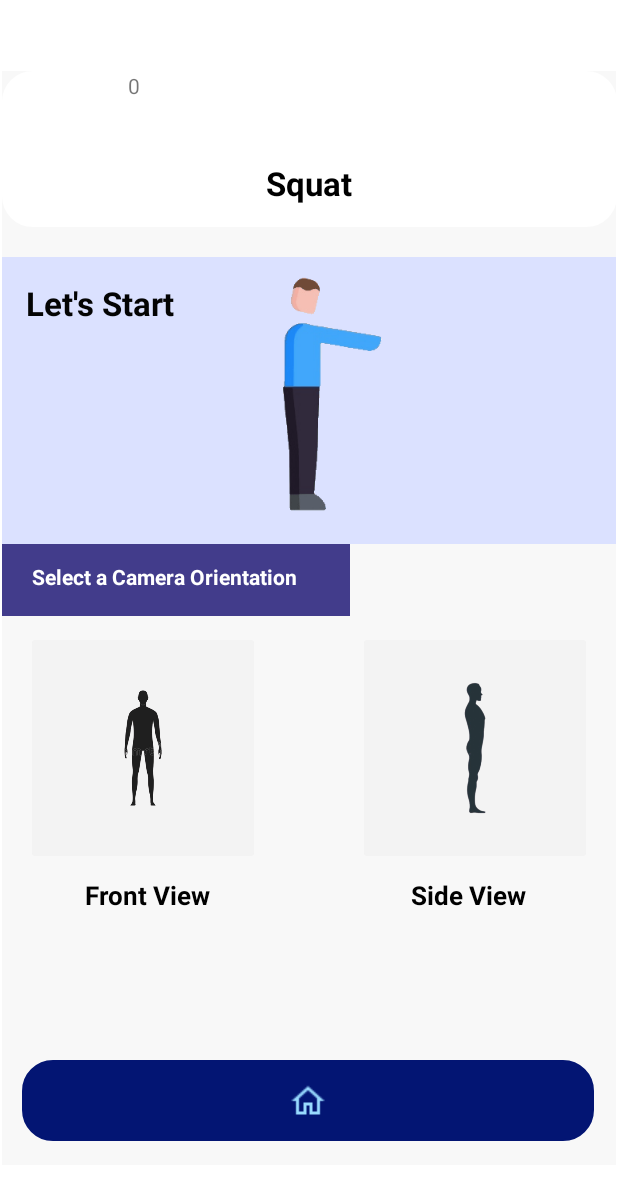
After one commit to Hrishikesh885/Rep.io, an Android app: the layout squat_view.xml on its own in the app's theme, with its tools: preview values and no code run, on a phone screen of 412 x 824 dp. The commit adds this screen. Shown: the top 1180 px of the screen. Run offline under Robolectric (Android 15) with nearby library versions, the phone set to English and light mode, and no system bars.

Commit message:
added squatview xml  inserted the squat gif

```diff
--- a/pose_landmarker/android/app/src/main/java/com/google/mediapipe/examples/poselandmarker/ViewSelection.java
+++ b/pose_landmarker/android/app/src/main/java/com/google/mediapipe/examples/poselandmarker/ViewSelection.java
@@ -19,7 +19,11 @@ public class ViewSelection extends AppCompatActivity {
     @Override
     protected void onCreate(Bundle savedInstanceState) {
         super.onCreate(savedInstanceState);
-        setContentView(R.layout.activity_view_selection);
+        if (MainActivity.getexcerise_selection()==1)
+            setContentView(R.layout.activity_view_selection);
+        else if (MainActivity.getexcerise_selection()==2)
+            setContentView(R.layout.squat_view);
+
         OurText= findViewById(R.id.View_selection_var) ;
 
     }
--- /dev/null
+++ b/pose_landmarker/android/app/src/main/res/layout/squat_view.xml
@@ -0,0 +1,188 @@
+<?xml version="1.0" encoding="utf-8"?>
+<androidx.constraintlayout.widget.ConstraintLayout xmlns:android="http://schemas.android.com/apk/res/android"
+    xmlns:app="http://schemas.android.com/apk/res-auto"
+    xmlns:tools="http://schemas.android.com/tools"
+    android:layout_width="match_parent"
+    android:layout_height="match_parent"
+    android:onClick="Home"
+    tools:context=".ViewSelection">
+
+    <androidx.constraintlayout.widget.ConstraintLayout
+        android:id="@+id/constraintLayout2"
+        android:layout_width="409dp"
+        android:layout_height="729dp"
+        android:background="#F8F8F8"
+        app:layout_constraintBottom_toBottomOf="parent"
+        app:layout_constraintEnd_toEndOf="parent"
+        app:layout_constraintStart_toStartOf="parent"
+        app:layout_constraintTop_toTopOf="parent">
+
+        <androidx.appcompat.widget.Toolbar
+            android:id="@+id/toolbar2"
+            android:layout_width="410dp"
+            android:layout_height="104dp"
+            android:background="@drawable/mypanel"
+            android:minHeight="?attr/actionBarSize"
+            android:theme="?attr/actionBarTheme"
+            tools:ignore="MissingConstraints"
+            tools:layout_editor_absoluteX="1dp"
+            tools:layout_editor_absoluteY="2dp" />
+
+        <ImageButton
+            android:id="@+id/potrait_btn"
+            android:layout_width="156dp"
+            android:layout_height="156dp"
+            android:layout_marginStart="16dp"
+            android:layout_marginBottom="200dp"
+            android:backgroundTint="#33D9D9D9"
+            android:contentDescription="@string/app_name"
+            android:onClick="FrontView"
+            android:scaleType="fitCenter"
+            app:layout_constraintBottom_toBottomOf="parent"
+            app:layout_constraintStart_toStartOf="parent"
+            app:srcCompat="@drawable/front_view_male_human_body_silhouette_223118956_removebg_preview" />
+
+        <ImageButton
+            android:id="@+id/imageButton4"
+            android:layout_width="156dp"
+            android:layout_height="156dp"
+            android:layout_marginEnd="16dp"
+            android:layout_marginBottom="200dp"
+            android:backgroundTint="#33D9D9D9"
+            android:contentDescription="@string/app_name"
+            android:cropToPadding="false"
+            android:onClick="SideView"
+            android:scaleType="fitXY"
+            app:layout_constraintBottom_toBottomOf="parent"
+            app:layout_constraintEnd_toEndOf="parent"
+            app:srcCompat="@drawable/_0164bf0_6397_4795_abee_c4cb6461efcc_removebg_preview" />
+
+        <TextView
+            android:id="@+id/View_selection_var"
+            android:layout_width="wrap_content"
+            android:layout_height="wrap_content"
+            android:layout_marginStart="84dp"
+            android:text="0"
+            android:textSize="14sp"
+            app:layout_constraintStart_toStartOf="parent"
+            app:layout_constraintTop_toTopOf="parent" />
+
+        <TextView
+            android:id="@+id/textView"
+            android:layout_width="wrap_content"
+            android:layout_height="wrap_content"
+            android:layout_marginTop="60dp"
+            android:text="@string/squat"
+            android:textColor="#000000"
+            android:textSize="22sp"
+            android:textStyle="bold"
+            app:layout_constraintEnd_toEndOf="parent"
+            app:layout_constraintStart_toStartOf="parent"
+            app:layout_constraintTop_toTopOf="@+id/toolbar2" />
+
+        <pl.droidsonroids.gif.GifImageView
+            android:id="@+id/imageView"
+            android:layout_width="414dp"
+            android:layout_height="191dp"
+            android:layout_marginTop="124dp"
+            android:background="#DBE1FF"
+            android:src="@drawable/com_video_to_gif_2_unscreen"
+            app:layout_constraintEnd_toEndOf="parent"
+            app:layout_constraintTop_toTopOf="parent" />
+
+        <!--        <ImageView-->
+        <!--            android:id="@+id/imageView"-->
+        <!--            android:layout_width="414dp"-->
+        <!--            android:layout_height="191dp"-->
+        <!--            android:layout_marginTop="124dp"-->
+        <!--            android:background="#DBE1FF"-->
+        <!--            app:layout_constraintEnd_toEndOf="parent"-->
+        <!--            app:layout_constraintTop_toTopOf="parent"-->
+        <!--            app:srcCompat="@drawable/wired_flat_1764_pushups" />-->
+
+        <TextView
+            android:id="@+id/textView4"
+            android:layout_width="wrap_content"
+            android:layout_height="wrap_content"
+            android:layout_marginTop="140dp"
+            android:text="Let's Start"
+            android:textColor="#040404"
+            android:textSize="22sp"
+            android:textStyle="bold"
+            app:layout_constraintEnd_toEndOf="parent"
+            app:layout_constraintHorizontal_bias="0.051"
+            app:layout_constraintStart_toStartOf="parent"
+            app:layout_constraintTop_toTopOf="parent" />
+
+        <ImageButton
+            android:id="@+id/imageButton3"
+            android:layout_width="232dp"
+            android:layout_height="48dp"
+            android:background="#423C8B"
+            android:contentDescription="@string/app_name"
+            android:tint="#423C8B"
+            app:layout_constraintStart_toStartOf="parent"
+            app:layout_constraintTop_toBottomOf="@+id/imageView"
+            app:srcCompat="@drawable/_5694"
+            tools:ignore="UseAppTint" />
+
+        <TextView
+            android:id="@+id/textView5"
+            android:layout_width="wrap_content"
+            android:layout_height="wrap_content"
+            android:layout_marginStart="20dp"
+            android:layout_marginTop="12dp"
+            android:text="Select a Camera Orientation"
+            android:textColor="#FFFFFF"
+            android:textStyle="bold"
+            app:layout_constraintStart_toStartOf="@+id/imageButton3"
+            app:layout_constraintTop_toBottomOf="@+id/imageView" />
+
+        <TextView
+            android:id="@+id/textView7"
+            android:layout_width="wrap_content"
+            android:layout_height="wrap_content"
+            android:layout_marginTop="8dp"
+            android:text="Front View"
+            android:textColor="#000000"
+            android:textSize="17sp"
+            android:textStyle="bold"
+            app:layout_constraintEnd_toEndOf="parent"
+            app:layout_constraintHorizontal_bias="0.17"
+            app:layout_constraintStart_toStartOf="parent"
+            app:layout_constraintTop_toBottomOf="@+id/potrait_btn" />
+
+        <TextView
+            android:id="@+id/textView8"
+            android:layout_width="wrap_content"
+            android:layout_height="wrap_content"
+            android:layout_marginTop="8dp"
+            android:text="Side View"
+            android:textColor="#000000"
+            android:textSize="17sp"
+            android:textStyle="bold"
+            app:layout_constraintEnd_toEndOf="parent"
+            app:layout_constraintHorizontal_bias="0.82"
+            app:layout_constraintStart_toStartOf="parent"
+            app:layout_constraintTop_toBottomOf="@+id/imageButton4" />
+
+        <ImageButton
+            android:id="@+id/imageButton2"
+            android:layout_width="381dp"
+            android:layout_height="54dp"
+            android:layout_marginBottom="16dp"
+            android:background="@drawable/mybutton"
+            android:backgroundTint="#031573"
+            android:contentDescription="@string/app_name"
+            android:onClick="Home"
+            android:scaleType="center"
+            android:tint="#98DAFF"
+            app:layout_constraintBottom_toBottomOf="parent"
+            app:layout_constraintEnd_toEndOf="parent"
+            app:layout_constraintHorizontal_bias="0.481"
+            app:layout_constraintStart_toStartOf="parent"
+            app:srcCompat="@drawable/icons8_home_24"
+            tools:ignore="UseAppTint" />
+
+    </androidx.constraintlayout.widget.ConstraintLayout>
+</androidx.constraintlayout.widget.ConstraintLayout>
--- a/pose_landmarker/android/app/src/main/res/values/strings.xml
+++ b/pose_landmarker/android/app/src/main/res/values/strings.xml
@@ -55,4 +55,8 @@
         <item>Pose Landmarker Lite</item>
         <item>Pose Landmarker Heavy</item>
     </string-array>
+
+    // insert the text for the exercises here
+    <string name="squat">Squat</string>
+    <string name="pushup">Pushup</string>
 </resources>
```
